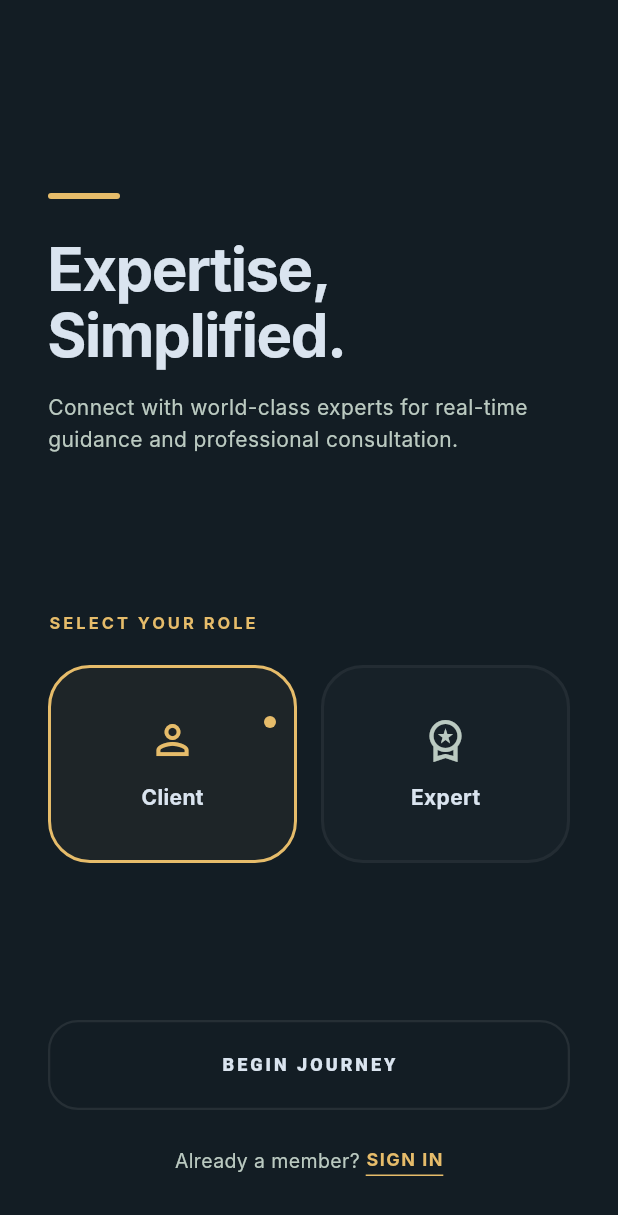
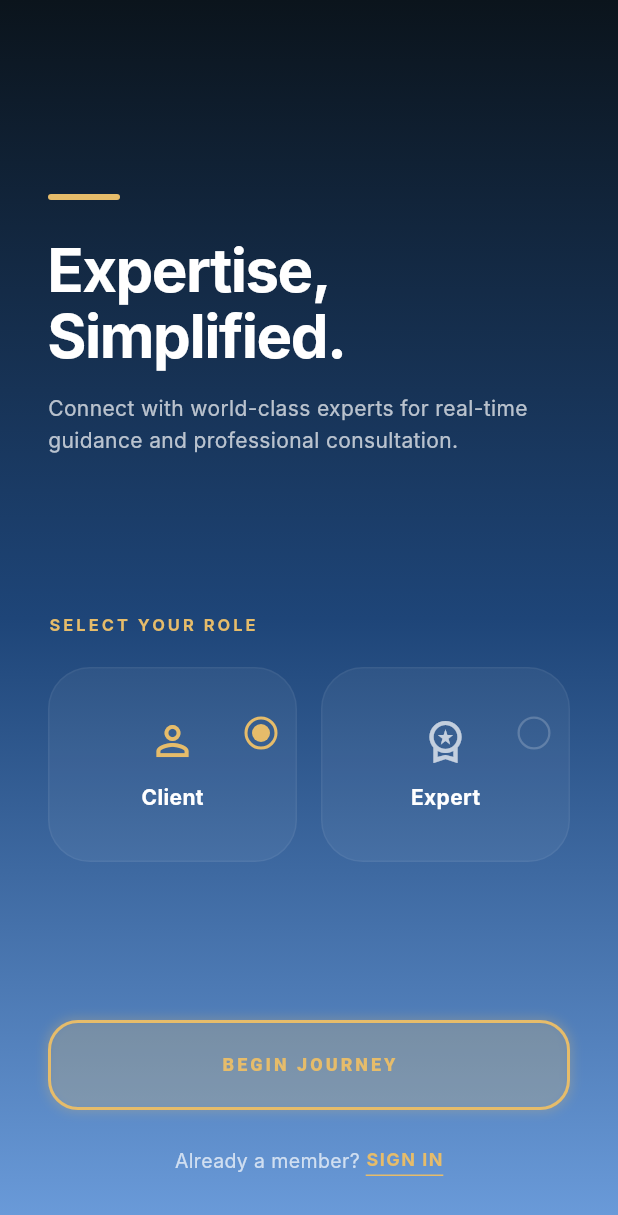
Before and after one commit to nobodyproject94/maestronesia, a Flutter app: the screen it shows after launch, on a phone screen of 412 x 824 dp. Shown: the top 1215 px of the screen. Run offline on Flutter 3.47's test engine with Material 3 defaults, Android fonts, the phone set to English and light mode, and no system bars; our stand-ins replace shared_preferences, sqflite; accounts and stored records are empty; Roboto replaces fonts that are missing (Inter).

Commit message:
fix snackbar and onboarding logic

```diff
--- a/lib/main.dart
+++ b/lib/main.dart
@@ -56,7 +56,8 @@ class MainAppController extends StatefulWidget {
 }
 
 class _MainAppControllerState extends State<MainAppController> {
-  String _screen = 'splash'; // splash, onboarding, login, signup, expert_registration, dashboard, ...
+  String _screen =
+      'splash'; // splash, onboarding, login, signup, expert_registration, dashboard, ...
   String _role = 'client'; // client, expert
   int _selectedExpertId = 1;
   int _selectedDay = 13;
@@ -74,7 +75,7 @@ class _MainAppControllerState extends State<MainAppController> {
     final prefs = await SharedPreferences.getInstance();
 
     // Load theme setting
-    final isDark = prefs.getBool('theme_is_dark') ?? true;
+    final isDark = prefs.getBool('theme_is_dark') ?? false;
     isDarkModeNotifier.value = isDark;
 
     // Persist theme settings dynamically on toggling
--- a/lib/screens/onboarding_screen.dart
+++ b/lib/screens/onboarding_screen.dart
@@ -23,8 +23,11 @@ class OnboardingScreen extends StatefulWidget {
 class _OnboardingScreenState extends State<OnboardingScreen> {
   @override
   Widget build(BuildContext context) {
+    return ValueListenableBuilder<bool>(
+      valueListenable: isDarkModeNotifier,
+      builder: (context, isDark, _) {
         return Scaffold(
-      backgroundColor: Colors.transparent,
+          backgroundColor: isDark ? const Color(0xFF131D24) : Colors.transparent,
           body: MaestronesiaBackground(
             child: SafeArea(
               child: Padding(
@@ -75,7 +78,7 @@ class _OnboardingScreenState extends State<OnboardingScreen> {
                     Column(
                       crossAxisAlignment: CrossAxisAlignment.start,
                       children: [
-                    Text(
+                        const Text(
                           'SELECT YOUR ROLE',
                           style: TextStyle(
                             color: AppColors.gold,
@@ -92,6 +95,7 @@ class _OnboardingScreenState extends State<OnboardingScreen> {
                                 roleName: 'client',
                                 label: 'Client',
                                 icon: Icons.person_outline,
+                                isDark: isDark,
                               ),
                             ),
                             const SizedBox(width: 16),
@@ -100,6 +104,7 @@ class _OnboardingScreenState extends State<OnboardingScreen> {
                                 roleName: 'expert',
                                 label: 'Expert',
                                 icon: Icons.workspace_premium_outlined,
+                                isDark: isDark,
                               ),
                             ),
                           ],
@@ -110,9 +115,33 @@ class _OnboardingScreenState extends State<OnboardingScreen> {
                     // Action Buttons
                     Column(
                       children: [
+                        if (widget.selectedRole != 'client' && widget.selectedRole != 'expert')
+                          Container(
+                            height: 60,
+                            decoration: BoxDecoration(
+                              color: Colors.white.withOpacity(0.1),
+                              borderRadius: BorderRadius.circular(20),
+                              border: Border.all(
+                                color: Colors.white.withOpacity(0.1),
+                                width: 1.5,
+                              ),
+                            ),
+                            alignment: Alignment.center,
+                            child: Text(
+                              'BEGIN JOURNEY',
+                              style: TextStyle(
+                                color: Colors.white.withOpacity(0.3),
+                                fontSize: 12,
+                                fontWeight: FontWeight.w900,
+                                letterSpacing: 2.0,
+                              ),
+                            ),
+                          )
+                        else
                           MaestronesiaButton(
                             onPressed: widget.onBegin,
-                      child: Text(
+                            isSelected: !isDark,
+                            child: const Text(
                               'BEGIN JOURNEY',
                               style: TextStyle(
                                 fontSize: 12,
@@ -135,7 +164,7 @@ class _OnboardingScreenState extends State<OnboardingScreen> {
                             GestureDetector(
                               onTap: widget.onSignIn,
                               child: Container(
-                            decoration: BoxDecoration(
+                                decoration: const BoxDecoration(
                                   border: Border(
                                     bottom: BorderSide(
                                       color: AppColors.gold,
@@ -144,7 +173,7 @@ class _OnboardingScreenState extends State<OnboardingScreen> {
                                   ),
                                 ),
                                 padding: const EdgeInsets.only(bottom: 2),
-                            child: Text(
+                                child: const Text(
                                   'SIGN IN',
                                   style: TextStyle(
                                     color: AppColors.gold,
@@ -166,12 +195,15 @@ class _OnboardingScreenState extends State<OnboardingScreen> {
             ),
           ),
         );
+      },
+    );
   }
 
   Widget _buildRoleCard({
     required String roleName,
     required String label,
     required IconData icon,
+    required bool isDark,
   }) {
     final isSelected = widget.selectedRole == roleName;
     return GestureDetector(
@@ -180,13 +212,15 @@ class _OnboardingScreenState extends State<OnboardingScreen> {
         duration: const Duration(milliseconds: 250),
         padding: const EdgeInsets.symmetric(vertical: 32),
         decoration: BoxDecoration(
-          color: isSelected
-              ? AppColors.gold.withOpacity(0.05)
-              : AppColors.surface,
+          color: isDark
+              ? (isSelected ? AppColors.gold.withOpacity(0.05) : AppColors.surface)
+              : Colors.white.withOpacity(0.05),
           borderRadius: BorderRadius.circular(28),
           border: Border.all(
-            color: isSelected ? AppColors.gold : Colors.white.withOpacity(0.05),
-            width: 2.0,
+            color: isDark
+                ? (isSelected ? AppColors.gold : Colors.white.withOpacity(0.05))
+                : Colors.white.withOpacity(0.05),
+            width: isDark ? 2.0 : 1.0,
           ),
         ),
         child: Stack(
@@ -211,17 +245,27 @@ class _OnboardingScreenState extends State<OnboardingScreen> {
                 ),
               ],
             ),
-            if (isSelected)
             Positioned(
               top: 0,
               right: 12,
               child: Container(
-                  width: 8,
-                  height: 8,
+                width: 22,
+                height: 22,
                 decoration: BoxDecoration(
+                  shape: BoxShape.circle,
+                  border: isSelected
+                      ? Border.all(color: AppColors.gold, width: 2)
+                      : Border.all(color: Colors.white.withOpacity(0.2), width: 1.5),
+                ),
+                child: isSelected
+                    ? Container(
+                        margin: const EdgeInsets.all(3),
+                        decoration: const BoxDecoration(
                           color: AppColors.gold,
                           shape: BoxShape.circle,
                         ),
+                      )
+                    : null,
               ),
             ),
           ],
```
Also changed, not shown: lib/screens/login_screen.dart (+19 -7 lines), lib/screens/splash_screen.dart (+6 -4 lines). Lines whose indentation alone changed are shown as unchanged.
